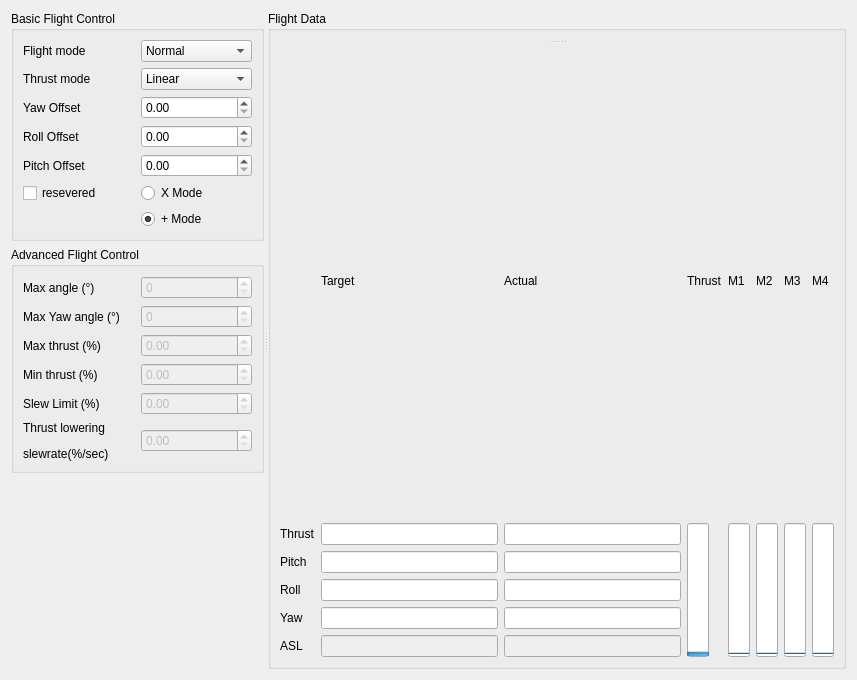
Qt form ui/tabs/flightTab.ui (ninfeion/BBflight-clients-restruction-python) before a commit.
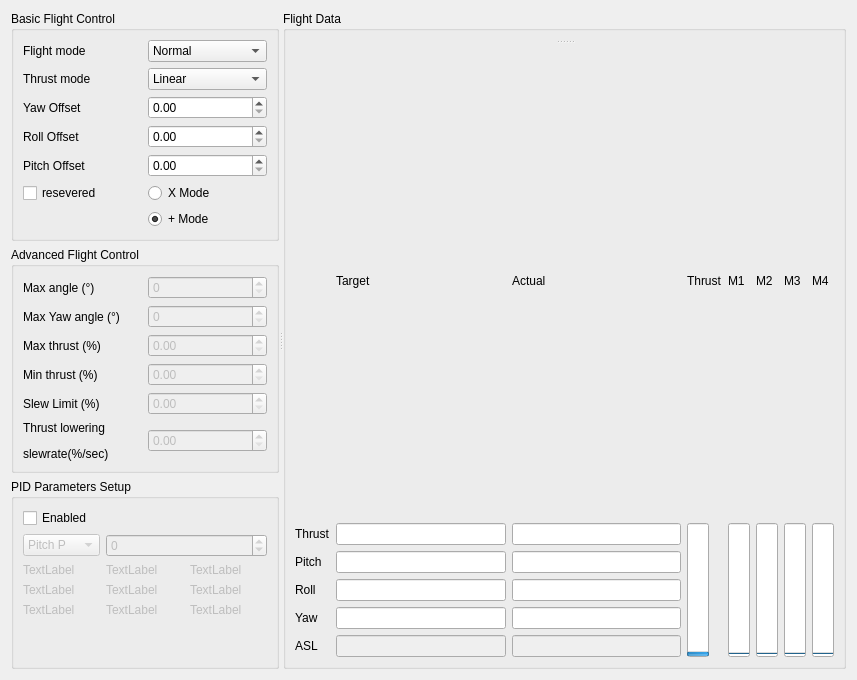
The same form after that commit.

```diff
--- a/ui/tabs/flightTab.ui
+++ b/ui/tabs/flightTab.ui
@@ -261,17 +261,188 @@
         </widget>
        </item>
        <item>
-        <spacer name="verticalSpacer">
-         <property name="orientation">
-          <enum>Qt::Vertical</enum>
+        <widget class="QGroupBox" name="groupBox_4">
+         <property name="title">
+          <string>PID Parameters Setup</string>
          </property>
-         <property name="sizeHint" stdset="0">
-          <size>
-           <width>20</width>
-           <height>40</height>
-          </size>
-         </property>
-        </spacer>
+         <layout class="QGridLayout" name="gridLayout_5">
+          <item row="2" column="2">
+           <widget class="QLabel" name="yawP">
+            <property name="enabled">
+             <bool>false</bool>
+            </property>
+            <property name="text">
+             <string>TextLabel</string>
+            </property>
+           </widget>
+          </item>
+          <item row="4" column="2">
+           <widget class="QLabel" name="yawD">
+            <property name="enabled">
+             <bool>false</bool>
+            </property>
+            <property name="text">
+             <string>TextLabel</string>
+            </property>
+           </widget>
+          </item>
+          <item row="2" column="1">
+           <widget class="QLabel" name="rollP">
+            <property name="enabled">
+             <bool>false</bool>
+            </property>
+            <property name="text">
+             <string>TextLabel</string>
+            </property>
+           </widget>
+          </item>
+          <item row="0" column="0">
+           <widget class="QCheckBox" name="pidParaSetup">
+            <property name="text">
+             <string>Enabled</string>
+            </property>
+           </widget>
+          </item>
+          <item row="7" column="2">
+           <spacer name="verticalSpacer">
+            <property name="orientation">
+             <enum>Qt::Vertical</enum>
+            </property>
+            <property name="sizeHint" stdset="0">
+             <size>
+              <width>20</width>
+              <height>40</height>
+             </size>
+            </property>
+           </spacer>
+          </item>
+          <item row="4" column="0">
+           <widget class="QLabel" name="pitchD">
+            <property name="enabled">
+             <bool>false</bool>
+            </property>
+            <property name="text">
+             <string>TextLabel</string>
+            </property>
+           </widget>
+          </item>
+          <item row="2" column="0">
+           <widget class="QLabel" name="pitchP">
+            <property name="enabled">
+             <bool>false</bool>
+            </property>
+            <property name="text">
+             <string>TextLabel</string>
+            </property>
+           </widget>
+          </item>
+          <item row="3" column="0">
+           <widget class="QLabel" name="pitchI">
+            <property name="enabled">
+             <bool>false</bool>
+            </property>
+            <property name="text">
+             <string>TextLabel</string>
+            </property>
+           </widget>
+          </item>
+          <item row="3" column="2">
+           <widget class="QLabel" name="yawI">
+            <property name="enabled">
+             <bool>false</bool>
+            </property>
+            <property name="text">
+             <string>TextLabel</string>
+            </property>
+           </widget>
+          </item>
+          <item row="3" column="1">
+           <widget class="QLabel" name="rollI">
+            <property name="enabled">
+             <bool>false</bool>
+            </property>
+            <property name="text">
+             <string>TextLabel</string>
+            </property>
+           </widget>
+          </item>
+          <item row="4" column="1">
+           <widget class="QLabel" name="rollD">
+            <property name="enabled">
+             <bool>false</bool>
+            </property>
+            <property name="text">
+             <string>TextLabel</string>
+            </property>
+           </widget>
+          </item>
+          <item row="1" column="0">
+           <widget class="QComboBox" name="PGainAngle">
+            <property name="enabled">
+             <bool>false</bool>
+            </property>
+            <item>
+             <property name="text">
+              <string>Pitch P</string>
+             </property>
+            </item>
+            <item>
+             <property name="text">
+              <string>Pitch I</string>
+             </property>
+            </item>
+            <item>
+             <property name="text">
+              <string>Pitch D</string>
+             </property>
+            </item>
+            <item>
+             <property name="text">
+              <string>Roll P</string>
+             </property>
+            </item>
+            <item>
+             <property name="text">
+              <string>Roll I</string>
+             </property>
+            </item>
+            <item>
+             <property name="text">
+              <string>Roll D</string>
+             </property>
+            </item>
+            <item>
+             <property name="text">
+              <string>Yaw P</string>
+             </property>
+            </item>
+            <item>
+             <property name="text">
+              <string>Yaw I</string>
+             </property>
+            </item>
+            <item>
+             <property name="text">
+              <string>Yaw D</string>
+             </property>
+            </item>
+           </widget>
+          </item>
+          <item row="1" column="1" colspan="2">
+           <widget class="QSpinBox" name="PGainSet">
+            <property name="enabled">
+             <bool>false</bool>
+            </property>
+            <property name="minimum">
+             <number>-100</number>
+            </property>
+            <property name="maximum">
+             <number>100</number>
+            </property>
+           </widget>
+          </item>
+         </layout>
+        </widget>
        </item>
       </layout>
      </widget>
```
Left out of the diff: 8 changed lines with no effect on the pictures.
